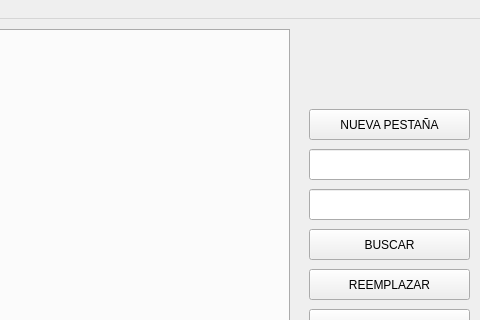
This is Practica1_Compi2/ventana_principal.ui in jerduar/Compi2 as Qt 5 draws it before an edit; both pictures show x 581 to 1061 and y 0 to 320 of the 1061 by 586 pixel window. The edited form follows.
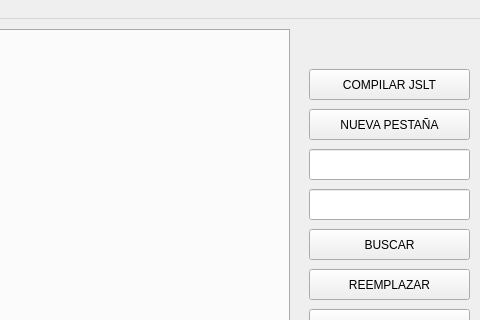
This is the edited form.

Diff of the .ui file:
```diff
--- a/Practica1_Compi2/ventana_principal.ui
+++ b/Practica1_Compi2/ventana_principal.ui
@@ -123,6 +123,19 @@
      <string>NUEVA PESTAÑA</string>
     </property>
    </widget>
+   <widget class="QPushButton" name="bt_buscar_3">
+    <property name="geometry">
+     <rect>
+      <x>890</x>
+      <y>50</y>
+      <width>161</width>
+      <height>31</height>
+     </rect>
+    </property>
+    <property name="text">
+     <string>COMPILAR JSLT</string>
+    </property>
+   </widget>
   </widget>
   <widget class="QMenuBar" name="menuBar">
    <property name="geometry">
```
